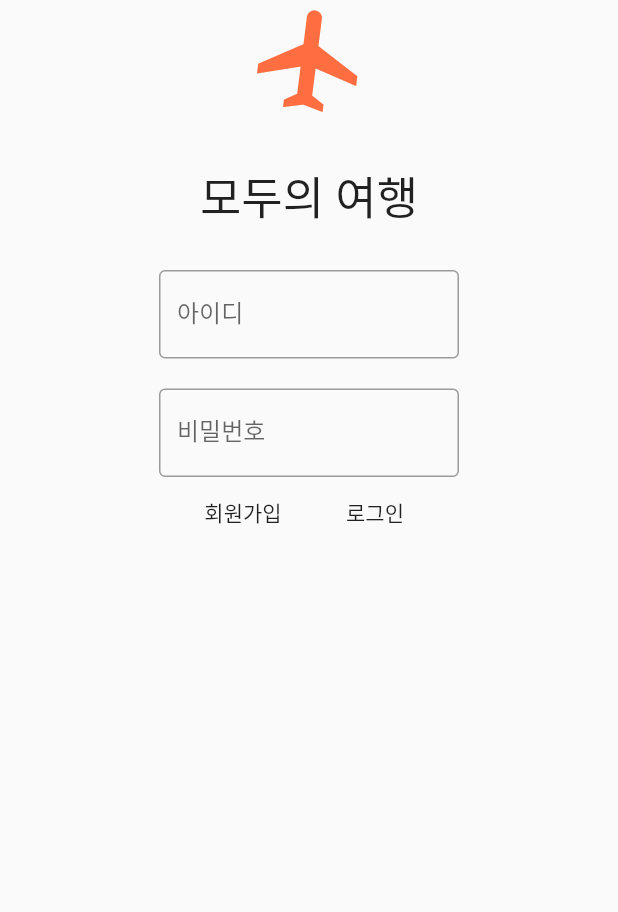
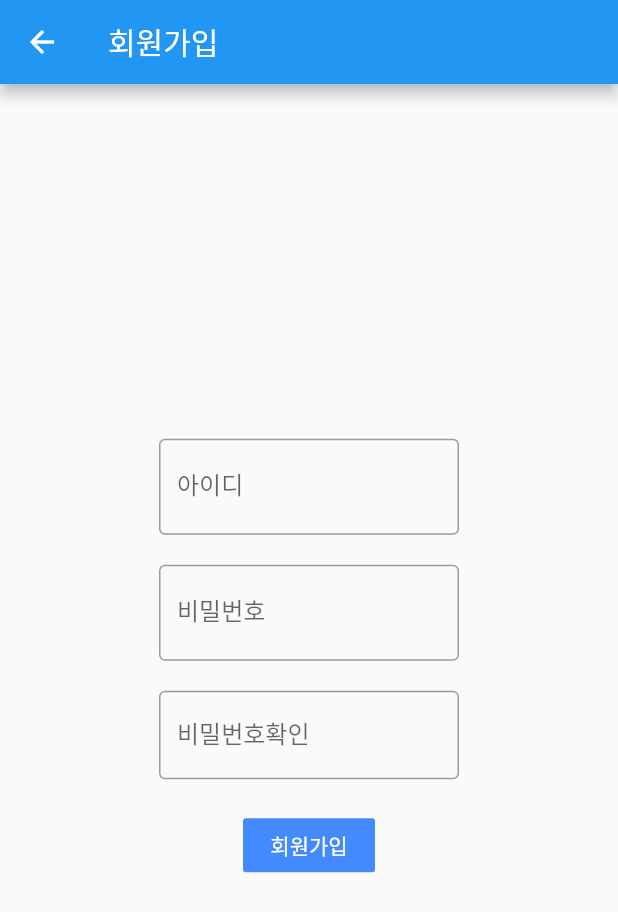
Before and after one commit to tintoll/doitflutter, a Flutter app: the screen it shows after launch, after a tap on "회원가입", on a phone screen of 412 x 824 dp. Shown: the top 912 px of the screen. Run offline on Flutter 3.47's test engine with Material 2 defaults, Android fonts, the light colour scheme and no system bars; our stand-ins replace dio, firebase_database, shared_preferences; accounts and stored records are empty.

Commit message:
모두의여행 - 회원가입 페이지

```diff
--- a/tin_tour/lib/data/user.dart
+++ b/tin_tour/lib/data/user.dart
@@ -6,7 +6,7 @@ class User {
   String pw;
   String createTime;
 
-  User(this.key, this.id, this.pw, this.createTime);
+  User(this.id, this.pw, this.createTime);
 
   User.fromSnapshot(DataSnapshot snapshot)
       : key = snapshot.key,
--- a/tin_tour/lib/login.dart
+++ b/tin_tour/lib/login.dart
@@ -170,6 +170,7 @@ class _LoginPageState extends State<LoginPage>
                 ),
               )
             ],
+            mainAxisAlignment: MainAxisAlignment.center,
           ),
         ),
       ),
--- a/tin_tour/lib/main.dart
+++ b/tin_tour/lib/main.dart
@@ -18,7 +18,7 @@ class MyApp extends StatelessWidget {
       initialRoute: '/',
       routes: {
         '/' : (context) => LoginPage(),
-        'sign' : (context) => SignPage()
+        '/sign' : (context) => SignPage()
       },
     );
   }
--- a/tin_tour/lib/sign_page.dart
+++ b/tin_tour/lib/sign_page.dart
@@ -1,4 +1,10 @@
+import 'dart:convert';
+
+import 'package:crypto/crypto.dart';
+import 'package:firebase_database/firebase_database.dart';
 import 'package:flutter/material.dart';
+
+import 'data/user.dart';
 
 class SignPage extends StatefulWidget {
   @override
@@ -6,8 +12,124 @@ class SignPage extends StatefulWidget {
 }
 
 class _SignPageState extends State<SignPage> {
+  FirebaseDatabase _database;
+  DatabaseReference reference;
+  String _databaseURL = "https://tintour-6ac5f-default-rtdb.firebaseio.com/";
+
+  TextEditingController _idTextController;
+  TextEditingController _pwTextController;
+  TextEditingController _pwCheckTextController;
+
+  @override
+  void initState() {
+    super.initState();
+    _idTextController = TextEditingController();
+    _pwTextController = TextEditingController();
+    _pwCheckTextController = TextEditingController();
+
+    _database = FirebaseDatabase(databaseURL: _databaseURL);
+    reference = _database.reference().child('user');
+  }
+
   @override
   Widget build(BuildContext context) {
-    return Container();
+    return Scaffold(
+      appBar: AppBar(
+        title: Text('회원가입'),
+      ),
+      body: Container(
+        child: Center(
+          child: Column(
+            children: <Widget>[
+              SizedBox(
+                width: 200,
+                child: TextField(
+                  controller: _idTextController,
+                  maxLines: 1,
+                  decoration: InputDecoration(
+                      hintText: '4자 이상 입력해주세요',
+                      labelText: '아이디',
+                      border: OutlineInputBorder()),
+                ),
+              ),
+              SizedBox(
+                height: 20,
+              ),
+              SizedBox(
+                width: 200,
+                child: TextField(
+                  controller: _pwTextController,
+                  obscureText: true,
+                  maxLines: 1,
+                  decoration: InputDecoration(
+                      hintText: '6자 이상 입력해주세요',
+                      labelText: '비밀번호',
+                      border: OutlineInputBorder()),
+                ),
+              ),
+              SizedBox(
+                height: 20,
+              ),
+              SizedBox(
+                width: 200,
+                child: TextField(
+                  controller: _pwCheckTextController,
+                  obscureText: true,
+                  maxLines: 1,
+                  decoration: InputDecoration(
+                      labelText: '비밀번호확인', border: OutlineInputBorder()),
+                ),
+              ),
+              SizedBox(
+                height: 20,
+              ),
+              FlatButton(
+                onPressed: () {
+                  if (_idTextController.value.text.length >= 4 &&
+                      _pwTextController.value.text.length >= 6) {
+                    if (_pwTextController.value.text ==
+                        _pwCheckTextController.value.text) {
+                      var bytes = utf8.encode(_pwTextController.value.text);
+                      var digest = sha1.convert(bytes);
+                      reference
+                          .child(_idTextController.value.text)
+                          .push()
+                          .set(User(
+                                  _idTextController.value.text,
+                                  digest.toString(),
+                                  DateTime.now().toIso8601String())
+                              .toJson())
+                          .then((_) {
+                        Navigator.of(context).pop();
+                      });
+                    } else {
+                      makeDialog('비밀번호가 틀립니다');
+                    }
+                  } else {
+                    makeDialog('길이가 짧습니다');
+                  }
+                },
+                child: Text(
+                  '회원가입',
+                  style: TextStyle(color: Colors.white),
+                ),
+                color: Colors.blueAccent,
+              )
+            ],
+            mainAxisAlignment: MainAxisAlignment.center,
+          ),
+        ),
+      ),
+    );
+  }
+
+  void makeDialog(String text) {
+    showDialog(
+        context: context,
+        builder: (context) {
+          return AlertDialog(
+            content: Text(text),
+          );
+        });
   }
 }
```
